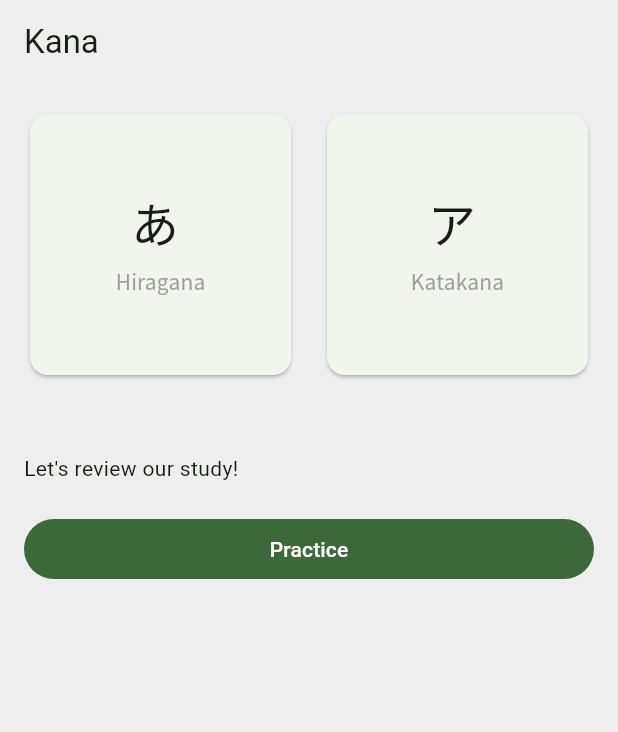
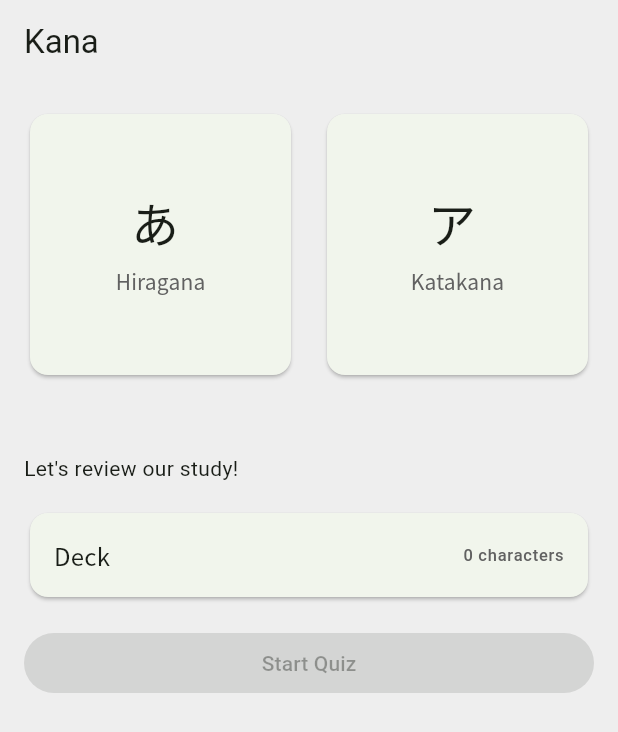
Before and after one commit to ydori/kana, a Flutter app: the screen it shows after launch, on a phone screen of 412 x 824 dp. Shown: the top 732 px of the screen. Run offline on Flutter 3.47's test engine with Material 3 defaults, Android fonts, the phone set to English and light mode, and no system bars.

Commit message:
feat: implement deck and quiz

```diff
--- a/lib/feature/home/home_screen.dart
+++ b/lib/feature/home/home_screen.dart
@@ -1,5 +1,7 @@
 import "package:flutter/material.dart";
+import "package:provider/provider.dart";
 
+import "../quiz/model/quiz_model.dart";
 import "widget/chart_card.dart";
 
 class HomeScreen extends StatelessWidget {
@@ -7,12 +9,14 @@ class HomeScreen extends StatelessWidget {
     super.key,
     required this.onHiraganaChartOpen,
     required this.onKatakanaChartOpen,
-    required this.onPracticeOpen,
+    required this.onDeckOpen,
+    required this.onQuizOpen,
   });
 
   final VoidCallback onHiraganaChartOpen;
   final VoidCallback onKatakanaChartOpen;
-  final VoidCallback onPracticeOpen;
+  final VoidCallback onDeckOpen;
+  final VoidCallback onQuizOpen;
 
   @override
   Widget build(BuildContext context) {
@@ -46,10 +50,50 @@ class HomeScreen extends StatelessWidget {
             ),
             SizedBox(height: 48.0),
             Text("Let's review our study!"),
-            SizedBox(height: 20.0),
-            FilledButton(
-              onPressed: onPracticeOpen,
-              child: Text("Practice"),
+            SizedBox(height: 16.0),
+            Card(
+              clipBehavior: Clip.antiAlias,
+              child: InkWell(
+                onTap: onDeckOpen,
+                child: Padding(
+                  padding: EdgeInsets.all(16.0),
+                  child: Row(
+                    children: [
+                      Text(
+                        "Deck",
+                        style:
+                            Theme.of(context).textTheme.titleMedium?.copyWith(
+                          fontFamily: "Noto Sans JP",
+                          fontVariations: [FontVariation.weight(500)],
+                        ),
+                      ),
+                      Spacer(),
+                      Consumer<QuizModel>(
+                        builder: (context, model, child) {
+                          return Text(
+                            "${model.totalKana} characters",
+                            style: Theme.of(context)
+                                .textTheme
+                                .labelSmall
+                                ?.copyWith(
+                                  color: Colors.grey[700],
+                                ),
+                          );
+                        },
+                      ),
+                    ],
+                  ),
+                ),
+              ),
+            ),
+            SizedBox(height: 16.0),
+            Consumer<QuizModel>(
+              builder: (context, model, child) {
+                return FilledButton(
+                  onPressed: (model.kanaMaps.isEmpty) ? null : onQuizOpen,
+                  child: Text("Start Quiz"),
+                );
+              },
             ),
           ],
         ),
--- a/lib/feature/home/widget/chart_card.dart
+++ b/lib/feature/home/widget/chart_card.dart
@@ -41,7 +41,7 @@ class ChartCard extends StatelessWidget {
                   style: Theme.of(context).textTheme.titleSmall?.copyWith(
                         fontFamily: "Noto Sans JP",
                         fontVariations: [FontVariation.weight(500)],
-                        color: Colors.grey,
+                        color: Colors.grey[700],
                       ),
                 ),
               ],
--- /dev/null
+++ b/lib/feature/quiz/model/quiz_model.dart
@@ -0,0 +1,74 @@
+import "dart:collection";
+
+import "package:flutter/material.dart";
+
+import "../../../core/model/hiragana.dart";
+
+class QuizModel extends ChangeNotifier {
+  QuizModel();
+
+  final KanaMap _kanas = Hiragana.all.fold({}, (previousValue, element) {
+    previousValue.addAll(element);
+    return previousValue;
+  });
+  final Set<KanaMap> _kanaMaps = {};
+  List<String> _quizKanas = [];
+  List<String> _correctKanas = [];
+  List<String> _incorrectKanas = [];
+  int _totalKana = 0;
+  bool _isFinished = false;
+
+  UnmodifiableSetView<KanaMap> get kanaMaps => UnmodifiableSetView(_kanaMaps);
+  UnmodifiableListView<String> get correctKanas =>
+      UnmodifiableListView(_correctKanas);
+  UnmodifiableListView<String> get incorrecKanas =>
+      UnmodifiableListView(_incorrectKanas);
+
+  int get totalKana => _totalKana;
+  int get remainingKana => _quizKanas.length;
+  String? get quizKana => _quizKanas.firstOrNull;
+  bool get isFinished => _isFinished;
+
+  void addColumnToDeck(KanaMap kana) {
+    _kanaMaps.add(kana);
+    _totalKana += kana.length;
+    notifyListeners();
+  }
+
+  void removeColumnFromDeck(KanaMap kana) {
+    _kanaMaps.remove(kana);
+    _totalKana -= kana.length;
+    notifyListeners();
+  }
+
+  void initQuiz() {
+    _quizKanas = _kanaMaps
+        .fold(
+          <MapEntry<String, String>>[],
+          (previousValue, element) => previousValue + element.entries.toList(),
+        )
+        .map((e) => e.key)
+        .toList()
+      ..shuffle();
+    _correctKanas = [];
+    _incorrectKanas = [];
+    _isFinished = false;
+    notifyListeners();
+  }
+
+  void answer(String answer) {
+    // Check if answer is correct.
+    final quizKana = _quizKanas.removeAt(0);
+    if (answer.toUpperCase() == _kanas[quizKana]) {
+      _correctKanas.add(quizKana);
+    } else {
+      _incorrectKanas.add(quizKana);
+    }
+
+    // Check finished state.
+    if (_quizKanas.isEmpty) {
+      _isFinished = true;
+    }
+    notifyListeners();
+  }
+}
--- a/lib/main.dart
+++ b/lib/main.dart
@@ -1,11 +1,14 @@
 import "package:flutter/material.dart";
+import "package:provider/provider.dart";
 
 import "feature/chart/hiragana_chart_screen.dart";
 import "feature/home/home_screen.dart";
-import "feature/practice/practice_screen.dart";
+import "feature/quiz/deck_screen.dart";
+import "feature/quiz/model/quiz_model.dart";
+import "feature/quiz/quiz_screen.dart";
 
 void main() {
-  runApp(const MyApp());
+  runApp(MyApp());
 }
 
 class MyApp extends StatelessWidget {
@@ -13,7 +16,9 @@ class MyApp extends StatelessWidget {
 
   @override
   Widget build(BuildContext context) {
-    return MaterialApp(
+    return ChangeNotifierProvider(
+      create: (context) => QuizModel(),
+      child: MaterialApp(
         title: "Kana",
         theme: ThemeData(
           colorScheme: ColorScheme.fromSeed(seedColor: Colors.green),
@@ -31,13 +36,18 @@ class MyApp extends StatelessWidget {
                 onKatakanaChartOpen: () {
                   // TODO: Navigate to Katakana Chart
                 },
-              onPracticeOpen: () {
-                Navigator.of(context).pushNamed("/practice");
+                onDeckOpen: () {
+                  Navigator.of(context).pushNamed("/deck");
+                },
+                onQuizOpen: () {
+                  Navigator.of(context).pushNamed("/quiz");
                 },
               ),
           "/chart/hiragana": (context) => HiraganaChartScreen(),
-        "/practice": (context) => PracticeScreen(),
+          "/deck": (context) => DeckScreen(),
+          "/quiz": (context) => QuizScreen(),
         },
+      ),
     );
   }
 }
--- a/pubspec.yaml
+++ b/pubspec.yaml
@@ -34,6 +34,7 @@ dependencies:
   # The following adds the Cupertino Icons font to your application.
   # Use with the CupertinoIcons class for iOS style icons.
   cupertino_icons: ^1.0.8
+  provider: ^6.1.2
 
 dev_dependencies:
   flutter_test:
```
Also changed, not shown: lib/feature/practice/practice_screen.dart (deleted, +0 -20 lines), lib/feature/quiz/deck_screen.dart (added, +70 -0 lines), lib/feature/quiz/quiz_screen.dart (added, +184 -0 lines), pubspec.lock. Lines whose indentation alone changed are shown as unchanged.
